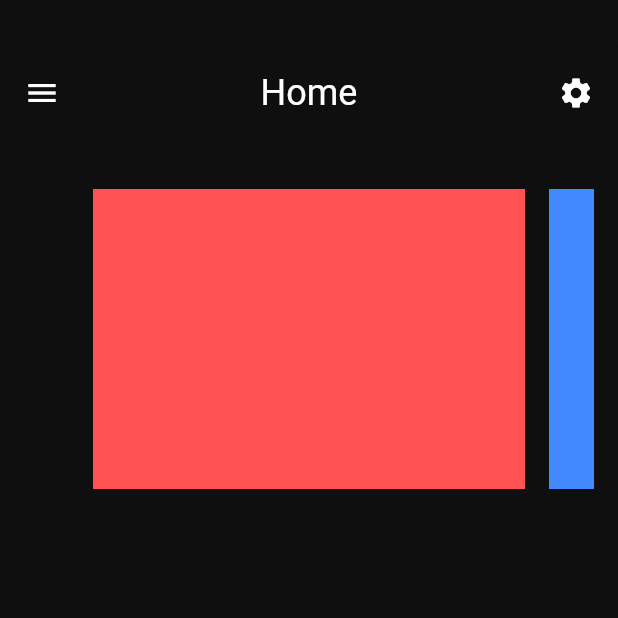
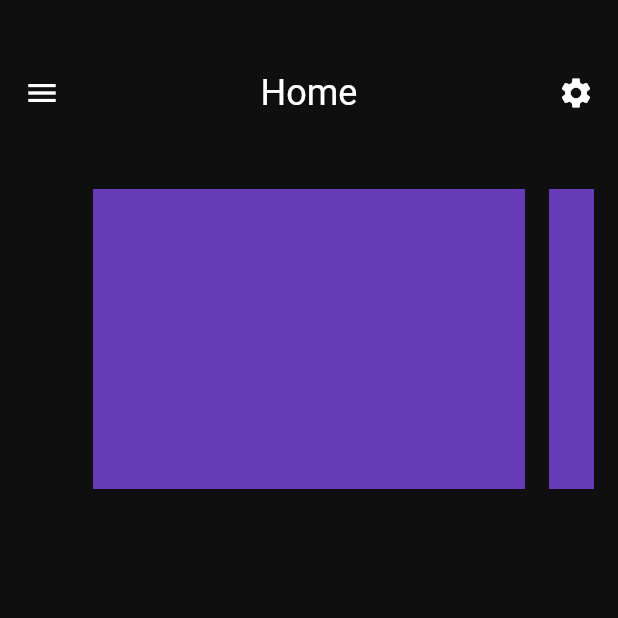
Before and after one commit to c-Bruno/LordFit, a Flutter app: the MenuDashboardPage screen opened by its route, on a phone screen of 412 x 824 dp, the top half of it. Run offline on Flutter 3.47's test engine with Material 2 defaults, Android fonts, the phone set to English and light mode, and no system bars; our stand-ins replace carousel_pro; missing offline and left inert: animated_splash; network calls fail; Roboto replaces fonts that are missing (Calibre-Semibold).

Commit message:
Home alterado

```diff
--- a/lib/home.dart
+++ b/lib/home.dart
@@ -69,7 +69,9 @@ class _MenuDashboardPageState extends State<MenuDashboardPage> with SingleTicker
               //alignment: Alignment.centerLeft,
 
               child: Column(
+
                 children: <Widget>[
+
                       new UserAccountsDrawerHeader(
                       decoration: BoxDecoration(
                         gradient: LinearGradient(
@@ -128,11 +130,7 @@ class _MenuDashboardPageState extends State<MenuDashboardPage> with SingleTicker
         left: isCollapsed ? 0 : 0.6 * screenWidth,
         right: isCollapsed ? 0 : -0.2 * screenWidth,
 
-
-
         child: ScaleTransition(
-
-
           scale: _scaleAnimation,
           child: Material(
             animationDuration: duration,
@@ -141,6 +139,7 @@ class _MenuDashboardPageState extends State<MenuDashboardPage> with SingleTicker
             color: backgroundColor,
             child: SingleChildScrollView(
               scrollDirection: Axis.vertical,
+
               physics: ClampingScrollPhysics(),
 
               child: Container(
@@ -182,6 +181,7 @@ class _MenuDashboardPageState extends State<MenuDashboardPage> with SingleTicker
                             setState(() {
                               if (isCollapsed)
                                 _controller.forward();
+
                               else
                                 _controller.reverse();
 
@@ -205,17 +205,17 @@ class _MenuDashboardPageState extends State<MenuDashboardPage> with SingleTicker
                         children: <Widget>[
                           Container(
                             margin: const EdgeInsets.symmetric(horizontal: 8),
-                            color: Colors.redAccent,
+                            color: Colors.deepPurple,
                             width: 100,
                           ),
                           Container(
                             margin: const EdgeInsets.symmetric(horizontal: 8),
-                            color: Colors.blueAccent,
+                            color: Colors.deepPurple,
                             width: 100,
                           ),
                           Container(
                             margin: const EdgeInsets.symmetric(horizontal: 8),
-                            color: Colors.purpleAccent,
+                            color: Colors.deepPurple,
                             width: 100,
                           ),
                         ],
```
